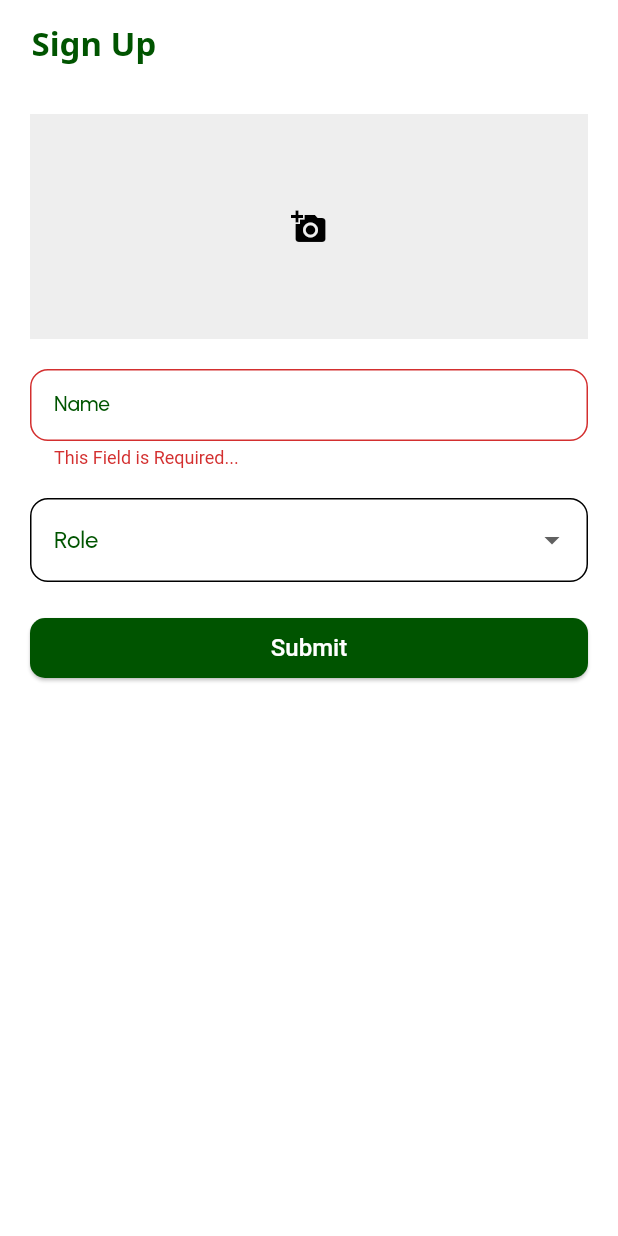
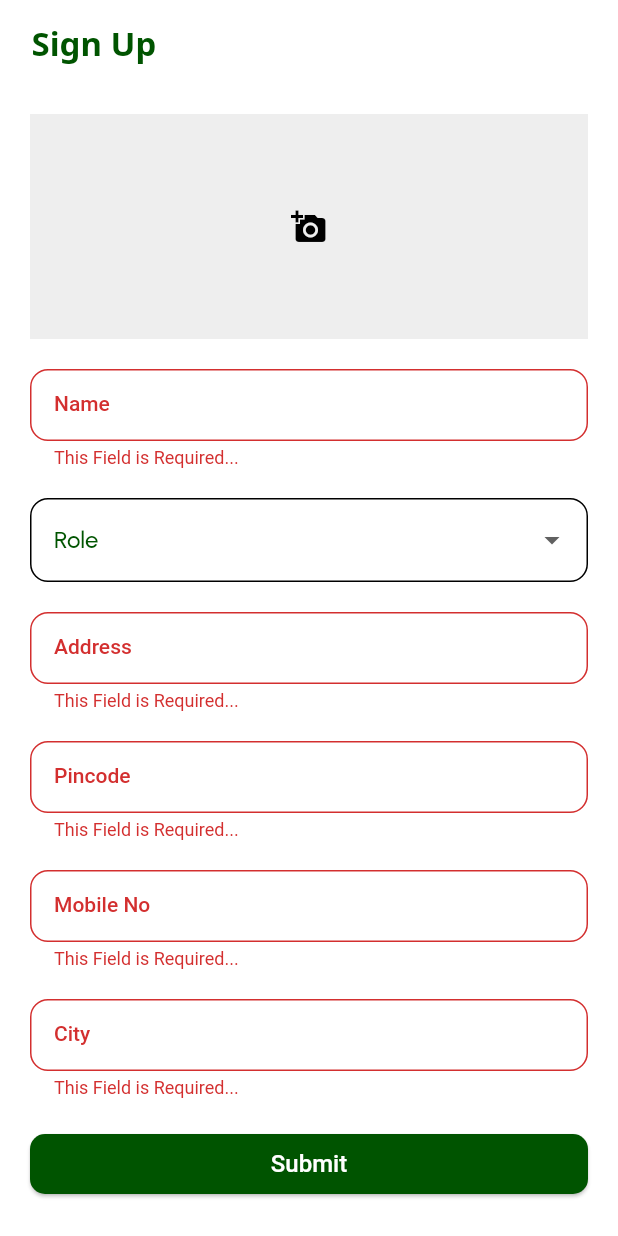
Before and after one commit to chirag1807/goagrics-frontend-flutter, a Flutter app: the RegistrationScreen screen opened directly, after a tap on "Submit", on a phone screen of 412 x 824 dp. Run offline on Flutter 3.47's test engine with Material 2 defaults, Android fonts, the phone set to English and light mode, and no system bars; our stand-ins replace firebase_auth, firebase_core, google_fonts, image_picker, line_awesome_flutter, lottie and 2 more; accounts and stored records are empty; network calls fail; Roboto replaces fonts that are missing (Prompt).

Commit message:
reg, verify otp done.

```diff
--- a/lib/main.dart
+++ b/lib/main.dart
@@ -1,7 +1,9 @@
 import 'package:firebase_core/firebase_core.dart';
 import 'package:flutter/material.dart';
-import 'package:goagrics/screens/pages/Farmer/register_land.dart';
+import 'package:goagrics/screens/pages/Farmer/register_land_tool.dart';
 import 'package:goagrics/screens/pages/farmer_dash.dart';
+import 'package:goagrics/screens/reg_login/login_screen.dart';
+import 'package:goagrics/screens/reg_login/registration_screen.dart';
 import 'package:goagrics/utils/prefs.dart';
 import 'firebase_options.dart';
 
@@ -27,7 +29,7 @@ class MyApp extends StatelessWidget {
         theme: ThemeData(
           primarySwatch: Colors.blue,
         ).copyWith(useMaterial3: true),
-        home: const RegisterLand());
+        home: const RegistrationScreen());
 
   }
 }
--- /dev/null
+++ b/lib/models/login.dart
@@ -0,0 +1,255 @@
+class Login {
+  String? message;
+  Data? data;
+
+  Login({this.message, this.data});
+
+  Login.fromJson(Map<String, dynamic> json) {
+    message = json['message'];
+    data = json['data'] != null ? new Data.fromJson(json['data']) : null;
+  }
+
+  Map<String, dynamic> toJson() {
+    final Map<String, dynamic> data = new Map<String, dynamic>();
+    data['message'] = this.message;
+    if (this.data != null) {
+      data['data'] = this.data!.toJson();
+    }
+    return data;
+  }
+}
+
+class Data {
+  Avatar? avatar;
+  String? sId;
+  String? fname;
+  String? category;
+  String? address;
+  int? pincode;
+  int? phoneNo;
+  List<LandDetails>? landDetails;
+  List<ToolDetails>? toolDetails;
+  int? iV;
+
+  Data(
+      {this.avatar,
+        this.sId,
+        this.fname,
+        this.category,
+        this.address,
+        this.pincode,
+        this.phoneNo,
+        this.landDetails,
+        this.toolDetails,
+        this.iV});
+
+  Data.fromJson(Map<String, dynamic> json) {
+    avatar =
+    json['Avatar'] != null ? new Avatar.fromJson(json['Avatar']) : null;
+    sId = json['_id'];
+    fname = json['fname'];
+    category = json['category'];
+    address = json['address'];
+    pincode = json['pincode'];
+    phoneNo = json['phoneNo'];
+    if (json['landDetails'] != null) {
+      landDetails = <LandDetails>[];
+      json['landDetails'].forEach((v) {
+        landDetails!.add(new LandDetails.fromJson(v));
+      });
+    }
+    if (json['toolDetails'] != null) {
+      toolDetails = <ToolDetails>[];
+      json['toolDetails'].forEach((v) {
+        toolDetails!.add(new ToolDetails.fromJson(v));
+      });
+    }
+    iV = json['__v'];
+  }
+
+  Map<String, dynamic> toJson() {
+    final Map<String, dynamic> data = new Map<String, dynamic>();
+    if (this.avatar != null) {
+      data['Avatar'] = this.avatar!.toJson();
+    }
+    data['_id'] = this.sId;
+    data['fname'] = this.fname;
+    data['category'] = this.category;
+    data['address'] = this.address;
+    data['pincode'] = this.pincode;
+    data['phoneNo'] = this.phoneNo;
+    if (this.landDetails != null) {
+      data['landDetails'] = this.landDetails!.map((v) => v.toJson()).toList();
+    }
+    if (this.toolDetails != null) {
+      data['toolDetails'] = this.toolDetails!.map((v) => v.toJson()).toList();
+    }
+    data['__v'] = this.iV;
+    return data;
+  }
+}
+
+class Avatar {
+  String? publicId;
+  String? url;
+
+  Avatar({this.publicId, this.url});
+
+  Avatar.fromJson(Map<String, dynamic> json) {
+    publicId = json['public_id'];
+    url = json['url'];
+  }
+
+  Map<String, dynamic> toJson() {
+    final Map<String, dynamic> data = new Map<String, dynamic>();
+    data['public_id'] = this.publicId;
+    data['url'] = this.url;
+    return data;
+  }
+}
+
+class LandDetails {
+  List<LImages>? lImages;
+  String? lType;
+  int? lPrice;
+  String? lArea;
+  String? sId;
+  List<BidDetails>? bidDetails;
+
+  LandDetails(
+      {this.lImages,
+        this.lType,
+        this.lPrice,
+        this.lArea,
+        this.sId,
+        this.bidDetails});
+
+  LandDetails.fromJson(Map<String, dynamic> json) {
+    if (json['l_Images'] != null) {
+      lImages = <LImages>[];
+      json['l_Images'].forEach((v) {
+        lImages!.add(new LImages.fromJson(v));
+      });
+    }
+    lType = json['l_Type'];
+    lPrice = json['l_Price'];
+    lArea = json['l_Area'];
+    sId = json['_id'];
+    if (json['bidDetails'] != null) {
+      bidDetails = <BidDetails>[];
+      json['bidDetails'].forEach((v) {
+        bidDetails!.add(new BidDetails.fromJson(v));
+      });
+    }
+  }
+
+  Map<String, dynamic> toJson() {
+    final Map<String, dynamic> data = new Map<String, dynamic>();
+    if (this.lImages != null) {
+      data['l_Images'] = this.lImages!.map((v) => v.toJson()).toList();
+    }
+    data['l_Type'] = this.lType;
+    data['l_Price'] = this.lPrice;
+    data['l_Area'] = this.lArea;
+    data['_id'] = this.sId;
+    if (this.bidDetails != null) {
+      data['bidDetails'] = this.bidDetails!.map((v) => v.toJson()).toList();
+    }
+    return data;
+  }
+}
+
+class LImages {
+  String? publicId;
+  String? url;
+  String? sId;
+
+  LImages({this.publicId, this.url, this.sId});
+
+  LImages.fromJson(Map<String, dynamic> json) {
+    publicId = json['public_id'];
+    url = json['url'];
+    sId = json['_id'];
+  }
+
+  Map<String, dynamic> toJson() {
+    final Map<String, dynamic> data = new Map<String, dynamic>();
+    data['public_id'] = this.publicId;
+    data['url'] = this.url;
+    data['_id'] = this.sId;
+    return data;
+  }
+}
+
+class ToolDetails {
+  List<TImages>? tImages;
+  int? tPrice;
+  String? sId;
+
+  ToolDetails({this.tImages, this.tPrice, this.sId});
+
+  ToolDetails.fromJson(Map<String, dynamic> json) {
+    if (json['t_Images'] != null) {
+      tImages = <TImages>[];
+      json['t_Images'].forEach((v) {
+        tImages!.add(new TImages.fromJson(v));
+      });
+    }
+    tPrice = json['t_Price'];
+    sId = json['_id'];
+  }
+
+  Map<String, dynamic> toJson() {
+    final Map<String, dynamic> data = new Map<String, dynamic>();
+    if (this.tImages != null) {
+      data['t_Images'] = this.tImages!.map((v) => v.toJson()).toList();
+    }
+    data['t_Price'] = this.tPrice;
+    data['_id'] = this.sId;
+    return data;
+  }
+}
+
+class BidDetails {
+  String? dealerId;
+  int? bPrice;
+  String? sId;
+
+  BidDetails({this.dealerId, this.bPrice, this.sId});
+
+  BidDetails.fromJson(Map<String, dynamic> json) {
+    dealerId = json['dealerId'];
+    bPrice = json['bPrice'];
+    sId = json['_id'];
+  }
+
+  Map<String, dynamic> toJson() {
+    final Map<String, dynamic> data = new Map<String, dynamic>();
+    data['dealerId'] = this.dealerId;
+    data['bPrice'] = this.bPrice;
+    data['_id'] = this.sId;
+    return data;
+  }
+}
+
+class TImages {
+  String? publicId;
+  String? url;
+  String? sId;
+
+  TImages({this.publicId, this.url, this.sId});
+
+  TImages.fromJson(Map<String, dynamic> json) {
+    publicId = json['public_id'];
+    url = json['url'];
+    sId = json['_id'];
+  }
+
+  Map<String, dynamic> toJson() {
+    final Map<String, dynamic> data = new Map<String, dynamic>();
+    data['public_id'] = this.publicId;
+    data['url'] = this.url;
+    data['_id'] = this.sId;
+    return data;
+  }
+}
--- /dev/null
+++ b/lib/models/registration.dart
@@ -0,0 +1,197 @@
+import 'package:goagrics/models/get_all_farmers.dart';
+
+class Registration {
+  String? message;
+  String? accessToken;
+  String? refreshToken;
+  Data? data;
+
+  Registration({this.message, this.accessToken, this.refreshToken, this.data});
+
+  Registration.fromJson(Map<String, dynamic> json) {
+    message = json['message'];
+    accessToken = json['accessToken'];
+    refreshToken = json['refreshToken'];
+    data = json['data'] != null ? new Data.fromJson(json['data']) : null;
+  }
+
+  Map<String, dynamic> toJson() {
+    final Map<String, dynamic> data = new Map<String, dynamic>();
+    data['message'] = this.message;
+    data['accessToken'] = this.accessToken;
+    data['refreshToken'] = this.refreshToken;
+    if (this.data != null) {
+      data['data'] = this.data!.toJson();
+    }
+    return data;
+  }
+}
+
+class Data {
+  Avatar? avatar;
+  String? fname;
+  String? category;
+  String? address;
+  int? pincode;
+  int? phoneNo;
+  String? sId;
+  List<LandDetails>? landDetails;
+  List<ToolDetails>? toolDetails;
+  int? iV;
+
+  Data(
+      {this.avatar,
+        this.fname,
+        this.category,
+        this.address,
+        this.pincode,
+        this.phoneNo,
+        this.sId,
+        this.landDetails,
+        this.toolDetails,
+        this.iV});
+
+  Data.fromJson(Map<String, dynamic> json) {
+    avatar =
+    json['Avatar'] != null ? new Avatar.fromJson(json['Avatar']) : null;
+    fname = json['fname'];
+    category = json['category'];
+    address = json['address'];
+    pincode = json['pincode'];
+    phoneNo = json['phoneNo'];
+    sId = json['_id'];
+    if (json['landDetails'] != null) {
+      landDetails = <LandDetails>[];
+      json['landDetails'].forEach((v) {
+        landDetails!.add(new LandDetails.fromJson(v));
+      });
+    }
+    if (json['toolDetails'] != null) {
+      toolDetails = <ToolDetails>[];
+      json['toolDetails'].forEach((v) {
+        toolDetails!.add(new ToolDetails.fromJson(v));
+      });
+    }
+    iV = json['__v'];
+  }
+
+  Map<String, dynamic> toJson() {
+    final Map<String, dynamic> data = new Map<String, dynamic>();
+    if (this.avatar != null) {
+      data['Avatar'] = this.avatar!.toJson();
+    }
+    data['fname'] = this.fname;
+    data['category'] = this.category;
+    data['address'] = this.address;
+    data['pincode'] = this.pincode;
+    data['phoneNo'] = this.phoneNo;
+    data['_id'] = this.sId;
+    if (this.landDetails != null) {
+      data['landDetails'] = this.landDetails!.map((v) => v.toJson()).toList();
+    }
+    if (this.toolDetails != null) {
+      data['toolDetails'] = this.toolDetails!.map((v) => v.toJson()).toList();
+    }
+    data['__v'] = this.iV;
+    return data;
+  }
+}
+
+class Avatar {
+  String? publicId;
+  String? url;
+
+  Avatar({this.publicId, this.url});
+
+  Avatar.fromJson(Map<String, dynamic> json) {
+    publicId = json['public_id'];
+    url = json['url'];
+  }
+
+  Map<String, dynamic> toJson() {
+    final Map<String, dynamic> data = new Map<String, dynamic>();
+    data['public_id'] = this.publicId;
+    data['url'] = this.url;
+    return data;
+  }
+}
+
+class LandDetails {
+  List<LImages>? lImages;
+  String? lType;
+  int? lPrice;
+  String? lArea;
+  String? sId;
+  List<BidDetails>? bidDetails;
+
+  LandDetails(
+      {this.lImages,
+        this.lType,
+        this.lPrice,
+        this.lArea,
+        this.sId,
+        this.bidDetails});
+
+  LandDetails.fromJson(Map<String, dynamic> json) {
+    if (json['l_Images'] != null) {
+      lImages = <LImages>[];
+      json['l_Images'].forEach((v) {
+        lImages!.add(new LImages.fromJson(v));
+      });
+    }
+    lType = json['l_Type'];
+    lPrice = json['l_Price'];
+    lArea = json['l_Area'];
+    sId = json['_id'];
+    if (json['bidDetails'] != null) {
+      bidDetails = <BidDetails>[];
+      json['bidDetails'].forEach((v) {
+        bidDetails!.add(new BidDetails.fromJson(v));
+      });
+    }
+  }
+
+  Map<String, dynamic> toJson() {
+    final Map<String, dynamic> data = new Map<String, dynamic>();
+    if (this.lImages != null) {
+      data['l_Images'] = this.lImages!.map((v) => v.toJson()).toList();
+    }
+    data['l_Type'] = this.lType;
+    data['l_Price'] = this.lPrice;
+    data['l_Area'] = this.lArea;
+    data['_id'] = this.sId;
+    if (this.bidDetails != null) {
+      data['bidDetails'] = this.bidDetails!.map((v) => v.toJson()).toList();
+    }
+    return data;
+  }
+}
+
+class ToolDetails {
+  List<TImages>? tImages;
+  int? tPrice;
+  String? sId;
+
+  ToolDetails({this.tImages, this.tPrice, this.sId});
+
+  ToolDetails.fromJson(Map<String, dynamic> json) {
+    if (json['t_Images'] != null) {
+      tImages = <TImages>[];
+      json['t_Images'].forEach((v) {
+        tImages!.add(new TImages.fromJson(v));
+      });
+    }
+    tPrice = json['t_Price'];
+    sId = json['_id'];
+  }
+
+  Map<String, dynamic> toJson() {
+    final Map<String, dynamic> data = new Map<String, dynamic>();
+    if (this.tImages != null) {
+      data['t_Images'] = this.tImages!.map((v) => v.toJson()).toList();
+    }
+    data['t_Price'] = this.tPrice;
+    data['_id'] = this.sId;
+    return data;
+  }
+}
--- a/lib/repositories/register_land.dart
+++ b/lib/repositories/register_land.dart
@@ -9,7 +9,7 @@ class RegisterLandRepo{
     // String? id = Prefs.getInstance().getString(ID);
 
     try{
-      var request = http.MultipartRequest('POST', Uri.parse("${BASE_URI}farmer/register/64ce072a0eb74333d629fb4a"));
+      var request = http.MultipartRequest('PUT', Uri.parse("${BASE_URI}farmer/register/land/64ce072a0eb74333d629fb4a"));
       request.files.add(await http.MultipartFile.fromPath('landPhoto', landImg!.path));
 
       request.fields['type'] = type;
@@ -17,7 +17,8 @@ class RegisterLandRepo{
       request.fields['l_price'] = price;
 
       var response = await request.send();
-
+      print(response.statusCode);
+      print(response.toString());
       if(response.statusCode == 200){
         return 1;
       }
--- a/lib/screens/pages/farmer_dash.dart
+++ b/lib/screens/pages/farmer_dash.dart
@@ -1,6 +1,6 @@
 import 'package:flutter/cupertino.dart';
 import 'package:flutter/material.dart';
-import 'package:goagrics/screens/pages/Farmer/register_land.dart';
+import 'package:goagrics/screens/pages/Farmer/register_land_tool.dart';
 import 'package:goagrics/screens/pages/profile_user.dart';
 import 'package:goagrics/utils/constants.dart';
 
@@ -48,10 +48,10 @@ class _FarmerDashState extends State<FarmerDash> {
         controller: _pageController,
         onPageChanged: onPageChanged,
         physics: const NeverScrollableScrollPhysics(),
-        children: [
+        children: const [
           Home(),
           LaborList(),
-          RegisterLand(),
+          RegisterLandTool(),
           ProfileScreen(),
         ],
       ),
--- a/lib/screens/reg_login/login_screen.dart
+++ b/lib/screens/reg_login/login_screen.dart
@@ -129,17 +129,17 @@ class _LoginScreenState extends State<LoginScreen> {
                     print(code);
                     if (code == 200) {
                       message = "OTP Sent Successfully";
-                      showSnackBar(message, context);
+                      showSnackBar(message, context, themeColorSnackBarGreen);
                       Navigator.of(context).push(MaterialPageRoute(
                         builder: (context) => OtpVerifyScreen(
                           phone: _phoneNoController.text,
                         ),
                       ));
                     } else if (code == 400) {
-                      showSnackBar(message, context);
+                      showSnackBar(message, context, themeColorSnackBarRed);
                       message = "Please Try Again with Correct Phone Number";
                     } else if (code == 500) {
-                      showSnackBar(message, context);
+                      showSnackBar(message, context, themeColorSnackBarRed);
                       message = "Internal Server Error, try again later";
                     }
                   },
--- a/lib/screens/reg_login/registration_screen.dart
+++ b/lib/screens/reg_login/registration_screen.dart
@@ -1,6 +1,7 @@
 import 'dart:io';
 
 import 'package:flutter/material.dart';
+import 'package:goagrics/auth_database/AuthServices.dart';
 import 'package:goagrics/utils/TextField.dart';
 import 'package:goagrics/utils/constants.dart';
 import 'package:google_fonts/google_fonts.dart';
@@ -16,17 +17,24 @@ class RegistrationScreen extends StatefulWidget {
 class _RegistrationScreenState extends State<RegistrationScreen> {
   final GlobalKey<FormState> _formKey = GlobalKey<FormState>();
   final TextEditingController _nameController = TextEditingController();
+  final TextEditingController _addressController = TextEditingController();
+  final TextEditingController _pinCodeController = TextEditingController();
+  final TextEditingController _cityController = TextEditingController();
+  final TextEditingController _mobNoController = TextEditingController();
+
+
   String _selectedRole = "";
-  String _address = '';
-  var items = ["Farmer", "Labour", "Contractor", "Provider"];
+  var items = ["Farmer", "Labor", "Dealer"];
 
-  XFile? _pickedImage;
+  File? _pickedImage;
 
   void _getImageFromGallery() async {
     final pickedImage =
         await ImagePicker().pickImage(source: ImageSource.gallery);
     setState(() {
-      _pickedImage = pickedImage;
+      if(pickedImage != null) {
+        _pickedImage = File(pickedImage.path);
+      }
     });
   }
 
@@ -34,7 +42,9 @@ class _RegistrationScreenState extends State<RegistrationScreen> {
     final pickedImage =
         await ImagePicker().pickImage(source: ImageSource.camera);
     setState(() {
-      _pickedImage = pickedImage;
+      if(pickedImage != null) {
+        _pickedImage = File(pickedImage.path);
+      }
     });
   }
 
@@ -173,18 +183,48 @@ class _RegistrationScreenState extends State<RegistrationScreen> {
                               },
                             ),
                             const SizedBox(height: 20),
+                            GoTextField(
+                                label: 'Address', controller: _addressController),
+                            const SizedBox(height: 20,),
+                            GoTextField(
+                                label: 'Pincode', controller: _pinCodeController),
+                            const SizedBox(height: 20,),
+                            GoTextField(
+                                label: 'Mobile No', controller: _mobNoController),
+                            const SizedBox(height: 20,),
+                            GoTextField(
+                                label: 'City', controller: _cityController),
+                            const SizedBox(height: 20,),
                             ElevatedButton(
                               style: ElevatedButton.styleFrom(
                                   shape: RoundedRectangleBorder(
                                     borderRadius: BorderRadius.circular(10),
                                   ),
                                   backgroundColor: themeColorDark),
-                              onPressed: () {
+                              onPressed: () async {
                                 // _getCurrentAddress();
                                 if (_formKey.currentState!.validate()) {
+                                  if(_pickedImage == null){
+                                    ScaffoldMessenger.of(context).showSnackBar(SnackBar(content: Text("Please Provide Image...",
+                                      style: GoogleFonts.notoSans(
+                                        fontSize: 16,
+                                        color: themeColorWhite,
+                                      ),),
+                                      backgroundColor: themeColorSnackBarRed, ));
+                                  }
+                                  else{
+                                    var status = await AuthServices().registration(_pickedImage, _nameController.text,
+                                        _selectedRole, _addressController.text, _pinCodeController.text,
+                                        _mobNoController.text, _cityController.text);
+                                    if(status){
+                                      showSnackBar("Registration Done Successfully", context, themeColorSnackBarGreen);
+                                    }
+                                    else{
+                                      showSnackBar("Something went Wrong...", context, themeColorSnackBarRed);
+                                    }
+                                  }
                                   print('Name: ${_nameController.text}');
                                   print('Role: $_selectedRole');
-                                  print('Address: $_address');
                                 }
                               },
                               child: Text(
--- a/lib/utils/TextField.dart
+++ b/lib/utils/TextField.dart
@@ -10,15 +10,15 @@ class GoTextField extends StatelessWidget {
 
   @override
   Widget build(BuildContext context) {
-    FocusNode myFocusNode = FocusNode();
+    // FocusNode myFocusNode = FocusNode();
     return TextFormField(
-      focusNode: myFocusNode,
+      // focusNode: myFocusNode,
       controller: controller,
       decoration: InputDecoration(
         labelText: label,
-        labelStyle: GoogleFonts.urbanist(
-            fontSize: 14.0,
-            color: myFocusNode.hasFocus ? themeColorLight : themeColorDark),
+        // labelStyle: GoogleFonts.urbanist(
+        //     fontSize: 14.0,
+        //     color: myFocusNode.hasFocus ? themeColorLight : themeColorDark),
         border: OutlineInputBorder(
           borderRadius: BorderRadius.circular(12.0),
         ),
--- a/lib/utils/constants.dart
+++ b/lib/utils/constants.dart
@@ -16,13 +16,13 @@ double getHeight(BuildContext context) {
   return MediaQuery.of(context).size.height;
 }
 
-showSnackBar(String content, BuildContext context) {
+showSnackBar(String content, BuildContext context, Color color) {
   ScaffoldMessenger.of(context).showSnackBar(SnackBar(
     content: Text(
       content,
       style: GoogleFonts.prompt(color: themeColorWhite, fontSize: 14),
     ),
-    backgroundColor: themeColorDark,
+    backgroundColor: color,
   ));
 }
 
@@ -33,6 +33,8 @@ const REFRESH_TOKEN = "refreshToken";
 // ignore: constant_identifier_names
 const ID = "id";
 // ignore: constant_identifier_names
+const CATEGORY = "category";
+// ignore: constant_identifier_names
 const IS_LOGGED_IN = "isLoggedIn";
 // ignore: constant_identifier_names
 const IS_REGISTERED = "isRegistered";
```
Also changed, not shown: lib/auth_database/AuthServices.dart (+49 -4 lines), lib/repositories/register_tool.dart (added, +30 -0 lines), lib/screens/pages/Farmer/register_land_tool.dart (renamed from lib/screens/pages/Farmer/register_land.dart, +22 -11 lines), lib/screens/reg_login/otp_verify_screen.dart (+20 -2 lines).
